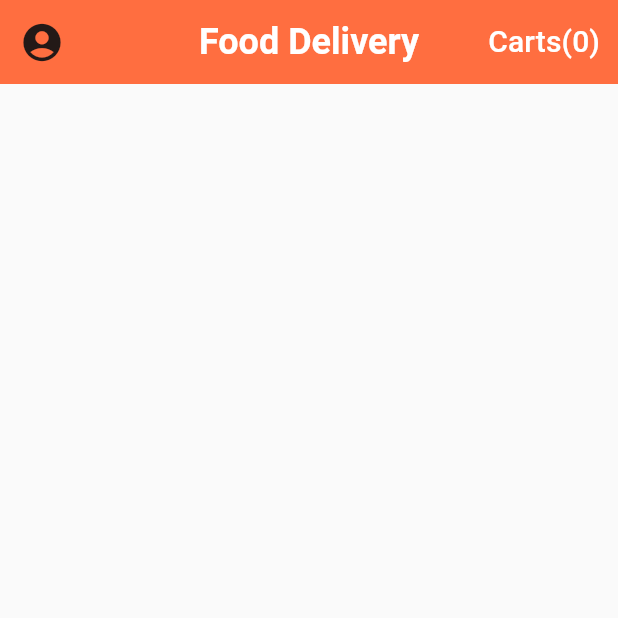
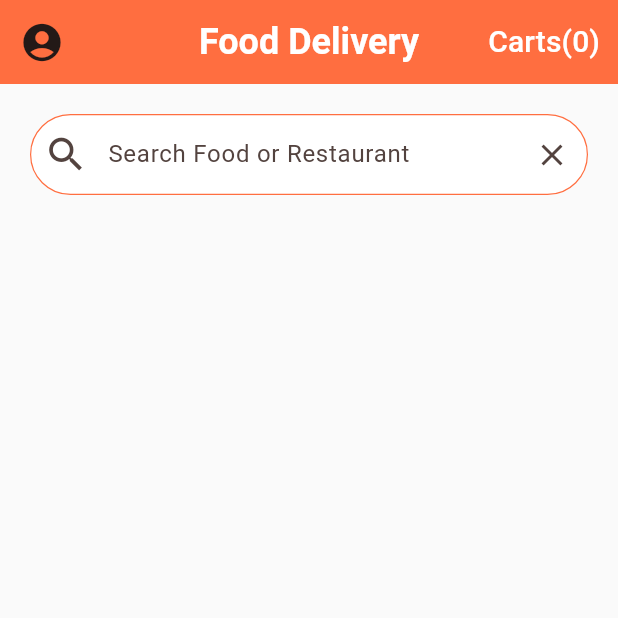
Before and after one commit to htoomthait/food_delivery_ui_tutorial, a Flutter app: the screen it shows after launch, on a phone screen of 412 x 824 dp, the top half of it. Run offline on Flutter 3.47's test engine with Material 3 defaults, Android fonts, the phone set to English and light mode, and no system bars.

Commit message:
search bar done

```diff
--- a/lib/screens/home_screen.dart
+++ b/lib/screens/home_screen.dart
@@ -25,6 +25,34 @@
             ),
           ]
       ),
+      body: ListView(
+        children: <Widget>[
+          Padding(
+            padding:  EdgeInsets.all(20.0),
+            child: TextField(
+              decoration: InputDecoration(
+                  contentPadding: EdgeInsets.symmetric(vertical: 15.0),
+                  fillColor: Colors.white,
+                  filled: true,
+                  border: OutlineInputBorder(
+                      borderRadius: BorderRadius.circular(30.0),
+                      borderSide: BorderSide(width: 0.8)
+                  ),
+                  enabledBorder: OutlineInputBorder(
+                      borderRadius: BorderRadius.circular(30.0),
+                      borderSide: BorderSide(width: 0.8, color: Theme.of(context).primaryColor)
+                  ),
+                  prefixIcon: Icon(Icons.search, size: 30.0),
+                  suffixIcon: IconButton(
+                      icon: Icon(Icons.clear),
+                      onPressed: () {}
+                  ),
+                  hintText: "Search Food or Restaurant"),
+            ),
+          ),
+
+        ],
+      ),
 
     );
   }
```
